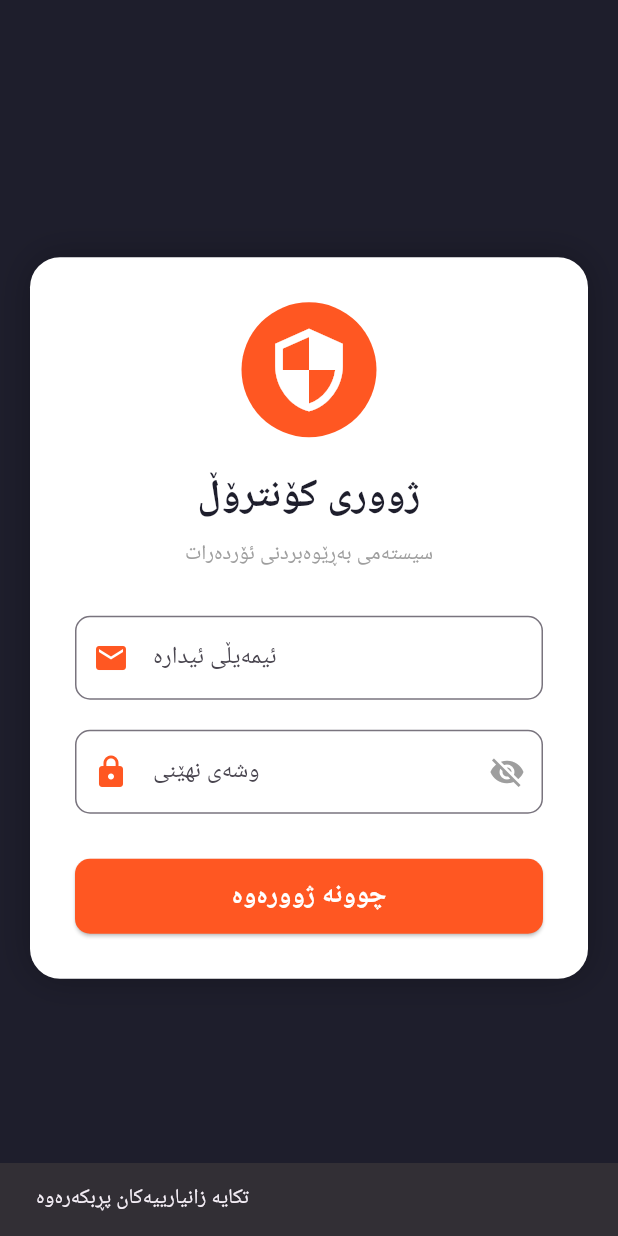
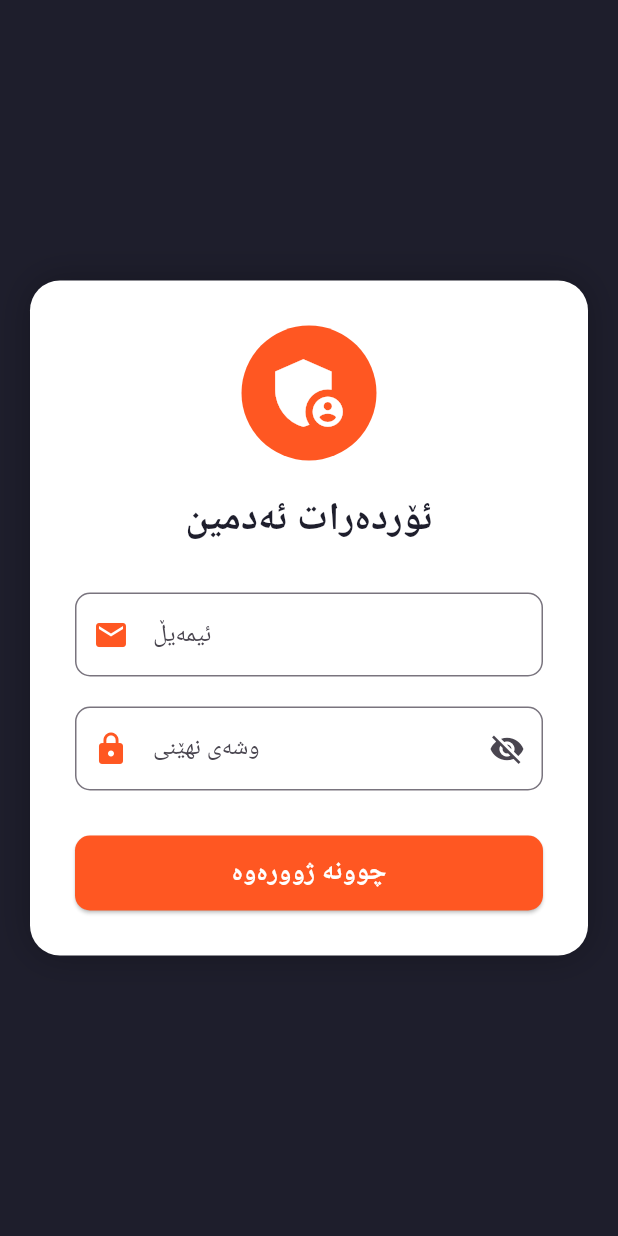
Before and after one commit to ordarat/Admin, a Flutter app: the screen it shows after launch, after a tap on "چوونە ژوورەوە", on a phone screen of 412 x 824 dp. Run offline on Flutter 3.47's test engine with Material 3 defaults, Android fonts, the phone set to English and light mode, and no system bars; our stand-ins replace firebase_auth, firebase_core; accounts and stored records are empty.

Commit message:
Update admin_login.dart

```diff
--- a/lib/screens/admin_login.dart
+++ b/lib/screens/admin_login.dart
@@ -18,25 +18,18 @@ class _AdminLoginScreenState extends State<AdminLoginScreen> {
   bool _isPasswordHidden = true;
 
   Future<void> _login() async {
-    if (_emailController.text.isEmpty || _passwordController.text.isEmpty) {
-      ScaffoldMessenger.of(context).showSnackBar(const SnackBar(content: Text('تکایە زانیارییەکان پڕبکەرەوە')));
-      return;
-    }
+    if (_emailController.text.trim().isEmpty || _passwordController.text.trim().isEmpty) return;
 
     setState(() => _isLoading = true);
-
     try {
       await FirebaseAuth.instance.signInWithEmailAndPassword(
         email: _emailController.text.trim(),
         password: _passwordController.text.trim(),
       );
-
       if (!mounted) return;
       Navigator.pushReplacement(context, MaterialPageRoute(builder: (context) => const MainLayout()));
-    } on FirebaseAuthException catch (_) {
-      ScaffoldMessenger.of(context).showSnackBar(const SnackBar(content: Text('ئیمەیڵ یان وشەی نهێنی هەڵەیە'), backgroundColor: Colors.red));
     } catch (e) {
-      ScaffoldMessenger.of(context).showSnackBar(SnackBar(content: Text('هەڵە: $e'), backgroundColor: Colors.red));
+      ScaffoldMessenger.of(context).showSnackBar(const SnackBar(content: Text('زانیارییەکان هەڵەن'), backgroundColor: Colors.red));
     } finally {
       if (mounted) setState(() => _isLoading = false);
     }
@@ -50,48 +43,30 @@ class _AdminLoginScreenState extends State<AdminLoginScreen> {
         child: SingleChildScrollView(
           padding: const EdgeInsets.all(20),
           child: Container(
-            width: double.infinity,
-            constraints: const BoxConstraints(maxWidth: 400), // لە ٤٠٠ پیکسڵ گەورەتر نابێت لەسەر لاپتۆپ
+            constraints: const BoxConstraints(maxWidth: 400),
             padding: const EdgeInsets.all(30),
             decoration: BoxDecoration(color: Colors.white, borderRadius: BorderRadius.circular(20), boxShadow: const [BoxShadow(color: Colors.black26, blurRadius: 20)]),
             child: Column(
               mainAxisSize: MainAxisSize.min,
               children: [
-                Container(padding: const EdgeInsets.all(15), decoration: const BoxDecoration(color: Colors.deepOrange, shape: BoxShape.circle), child: const Icon(Icons.security, size: 60, color: Colors.white)),
+                Container(padding: const EdgeInsets.all(15), decoration: const BoxDecoration(color: Colors.deepOrange, shape: BoxShape.circle), child: const Icon(Icons.admin_panel_settings, size: 60, color: Colors.white)),
                 const SizedBox(height: 20),
-                const Text('ژووری کۆنترۆڵ', style: TextStyle(fontSize: 26, fontWeight: FontWeight.bold, color: Color(0xFF1E1E2C))),
-                const SizedBox(height: 10),
-                const Text('سیستەمی بەڕێوەبردنی ئۆردەرات', style: TextStyle(color: Colors.grey)),
+                const Text('ئۆردەرات ئەدمین', style: TextStyle(fontSize: 26, fontWeight: FontWeight.bold, color: Color(0xFF1E1E2C))),
                 const SizedBox(height: 30),
-
+                TextField(controller: _emailController, decoration: InputDecoration(labelText: 'ئیمەیڵ', prefixIcon: const Icon(Icons.email, color: Colors.deepOrange), border: OutlineInputBorder(borderRadius: BorderRadius.circular(10)))),
+                const SizedBox(height: 20),
                 TextField(
-                  controller: _emailController,
-                  decoration: InputDecoration(labelText: 'ئیمەیڵی ئیدارە', prefixIcon: const Icon(Icons.email, color: Colors.deepOrange), border: OutlineInputBorder(borderRadius: BorderRadius.circular(10))),
-                ),
-                const SizedBox(height: 20),
-
-                TextField(
-                  controller: _passwordController,
-                  obscureText: _isPasswordHidden,
-                  decoration: InputDecoration(
-                    labelText: 'وشەی نهێنی',
-                    prefixIcon: const Icon(Icons.lock, color: Colors.deepOrange),
-                    border: OutlineInputBorder(borderRadius: BorderRadius.circular(10)),
-                    suffixIcon: IconButton(
-                      icon: Icon(_isPasswordHidden ? Icons.visibility_off : Icons.visibility, color: Colors.grey),
-                      onPressed: () => setState(() => _isPasswordHidden = !_isPasswordHidden),
-                    )
-                  ),
+                  controller: _passwordController, obscureText: _isPasswordHidden,
+                  decoration: InputDecoration(labelText: 'وشەی نهێنی', prefixIcon: const Icon(Icons.lock, color: Colors.deepOrange), border: OutlineInputBorder(borderRadius: BorderRadius.circular(10)),
+                  suffixIcon: IconButton(icon: Icon(_isPasswordHidden ? Icons.visibility_off : Icons.visibility), onPressed: () => setState(() => _isPasswordHidden = !_isPasswordHidden))),
                 ),
                 const SizedBox(height: 30),
-
                 SizedBox(
-                  width: double.infinity,
-                  height: 50,
+                  width: double.infinity, height: 50,
                   child: ElevatedButton(
-                    style: ElevatedButton.styleFrom(backgroundColor: Colors.deepOrange, foregroundColor: Colors.white, shape: RoundedRectangleBorder(borderRadius: BorderRadius.circular(10))),
+                    style: ElevatedButton.styleFrom(backgroundColor: Colors.deepOrange, shape: RoundedRectangleBorder(borderRadius: BorderRadius.circular(10))),
                     onPressed: _isLoading ? null : _login,
-                    child: _isLoading ? const CircularProgressIndicator(color: Colors.white) : const Text('چوونە ژوورەوە', style: TextStyle(fontSize: 18, fontWeight: FontWeight.bold)),
+                    child: _isLoading ? const CircularProgressIndicator(color: Colors.white) : const Text('چوونە ژوورەوە', style: TextStyle(color: Colors.white, fontSize: 18, fontWeight: FontWeight.bold)),
                   ),
                 ),
               ],
```
